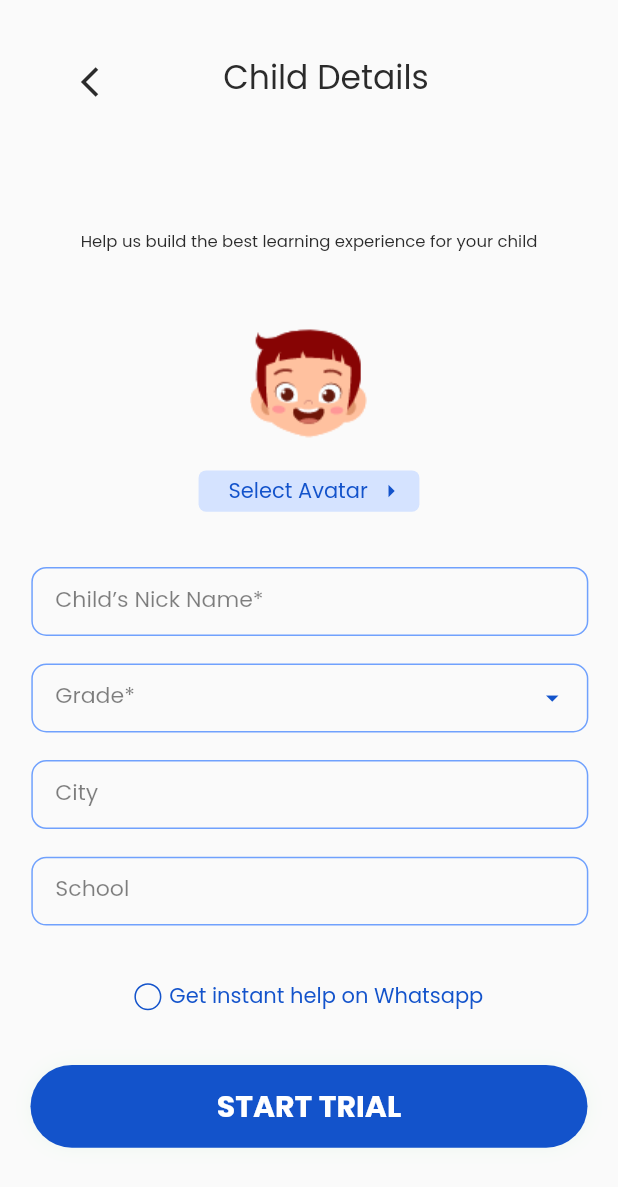
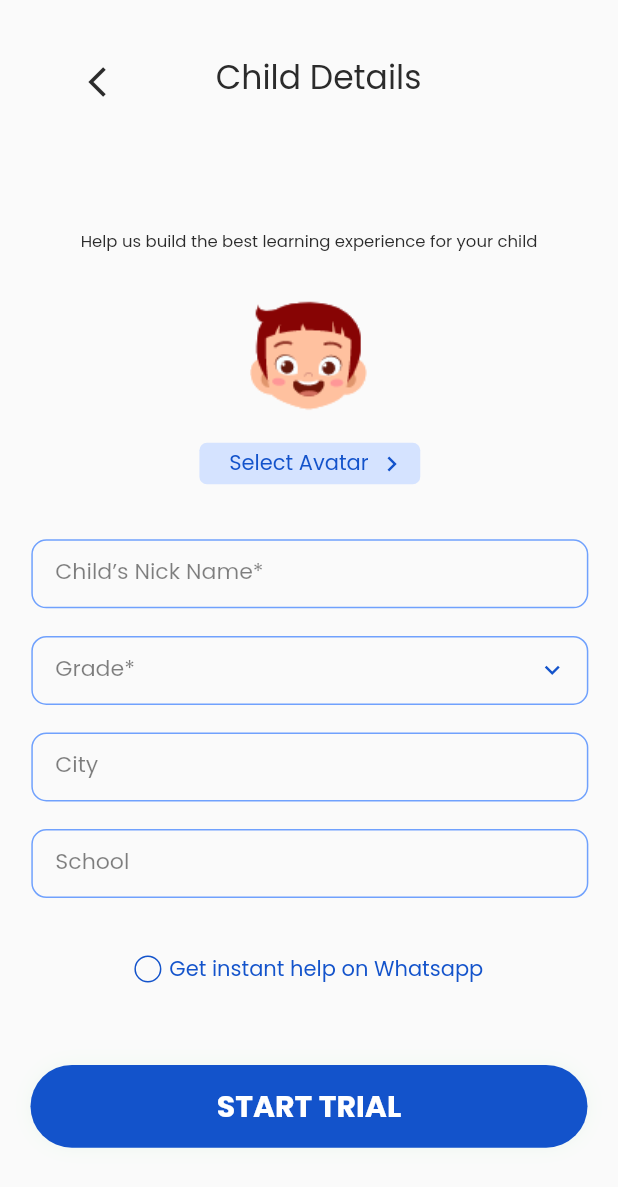
Before and after one commit to MMRoopa/avatar_dialog, a Flutter app: the screen it shows after launch, after a tap on "Child Details", on a phone screen of 412 x 824 dp. Shown: the top 1187 px of the screen. Run offline on Flutter 3.47's test engine with Material 2 defaults, Android fonts, the phone set to English and light mode, and no system bars; drawn by our look-alikes of auto_size_text; our stand-ins replace flutter_screenutil, scroll_to_index; statements that could not run were skipped.

Commit message:
added ListView and extracted each container as methods in childDetails

```diff
--- a/lib/childDetails/child_details.dart
+++ b/lib/childDetails/child_details.dart
@@ -21,64 +21,39 @@ class _ChildDetailsState extends State<ChildDetails> {
   String langResult = '';
   @override
   Widget build(BuildContext context) {
-    ScreenUtil.init(
-        BoxConstraints(
-            maxWidth: MediaQuery.of(context).size.width,
-            maxHeight: MediaQuery.of(context).size.height),
-        designSize: const Size(375, 896),
-        context: context,
-        minTextAdapt: true,
-        splitScreenMode: true,
-        orientation: Orientation.portrait);
     return Scaffold(
       body: Column(
         crossAxisAlignment: CrossAxisAlignment.center,
         mainAxisAlignment: MainAxisAlignment.center,
         children: <Widget>[
-          Container(
-            height: 36.h,
-            width: 375.w,
-            alignment: Alignment.center,
-            margin: EdgeInsets.only(top: 38.h, bottom: 92.h),
-            child: Row(
-              mainAxisAlignment: MainAxisAlignment.center,
-              crossAxisAlignment: CrossAxisAlignment.center,
-              children: <Widget>[
-                Padding(
-                  padding: EdgeInsets.only(left: 23.w),
-                  child: IconButton(
-                    onPressed: () {
-                      Navigator.pop(context);
-                    },
-                    icon: const Icon(
-                      Icons.arrow_back_ios_outlined,
-                      color: Color(0xFF2B2B2B),
-                    ),
-                    iconSize: 24.0,
-                  ),
-                ),
-                Padding(
-                  padding: EdgeInsets.only(left: 59.w, right: 105.w),
-                  child: const AutoSizeText(
-                    "Child Details",
-                    style: TextStyle(
-                      color: Color(0xFF2B2B2B),
-                      fontSize: 26.0,
-                      fontWeight: FontWeight.w500,
-                      fontFamily: 'Poppins',
-                    ),
-                    minFontSize: 16.0, //with 18.0 overflowing in Nexus One
-                    textAlign: TextAlign.center,
-                    maxLines: 1,
-                  ),
-                ),
+          titleWidget(context),
+          pageText(),
+          Expanded(
+            child: ListView(
+              scrollDirection: Axis.vertical,
+              children: [
+                avatarImage(),
+                selectAvatar(context),
+                childName(),
+                childGrade(context),
+                childCity(),
+                childSchool(),
+                // childLanguage(context),
+                selectWhatsapp(),
               ],
             ),
           ),
-          Container(
+          startTrial(),
+        ],
+      ),
+    );
+  }
+
+  Container pageText() {
+    return Container(
       height: 38.h,
       width: 300.w,
-            margin: EdgeInsets.only(left: 38.w, right: 38.w, bottom: 20.h),
+      margin: EdgeInsets.only(left: 38.w, top: 92.h, right: 38.w),
       child: const AutoSizeText(
         'Help us build the best learning experience for your child',
         style: TextStyle(
@@ -91,220 +66,47 @@ class _ChildDetailsState extends State<ChildDetails> {
         textAlign: TextAlign.center,
         maxLines: 2,
       ),
-          ),
-          Expanded(
-            child: SingleChildScrollView(
-              child: Column(
-                crossAxisAlignment: CrossAxisAlignment.center,
-                children: [
-                  Container(
-                    height: 108.h,
-                    width: 108.w,
+    );
+  }
+
+  Container startTrial() {
+    return Container(
+      height: 60.h,
+      width: 338.w,
+      margin: EdgeInsets.only(bottom: 64.h),
       decoration: const BoxDecoration(
-                      shape: BoxShape.circle,
-                    ),
-                    margin: EdgeInsets.only(bottom: 9.h),
-                    child: Image.asset(
-                      'assets/images/group_30368.png',
-                      height: 82.h,
-                      width: 88.w,
-                      //  fit: BoxFit.fill,
-                      alignment: Alignment.center,
-                    ),
-                  ),
-                  Container(
-                    height: 30.h,
-                    width: 134.w,
-                    margin: EdgeInsets.only(bottom: 40.h),
-                    alignment: Alignment.center,
-                    decoration: const BoxDecoration(
-                      color: Color(0xFFD5E3FF),
-                      borderRadius: BorderRadius.all(
-                        Radius.circular(5.0),
-                      ),
+        color: Color(0xFF1353CB),
+        borderRadius: BorderRadius.all(Radius.circular(50.0)),
+        boxShadow: [
+          BoxShadow(
+            color: Color(0x1568E580),
+            blurRadius: 10.0,
+          )
+        ],
       ),
       child: GestureDetector(
-                      onTap: () {
-                        showDialog(
-                          context: context,
-                          builder: (context) => const AvatarDialog(),
-                        );
-                      },
-                      child: Row(
-                        mainAxisAlignment: MainAxisAlignment.center,
-                        children: [
-                          Padding(
-                            padding: EdgeInsets.only(left: 10.w, right: 5.w),
+        onTap: () {},
+        child: Container(
+          alignment: Alignment.center,
           child: const AutoSizeText(
-                              'Select Avatar',
+            'START TRIAL',
             style: TextStyle(
-                                fontSize: 14.0,
-                                color: Color(0xFF1353CB),
-                                fontWeight: FontWeight.w500,
+              fontSize: 20.0,
+              color: Colors.white,
+              fontWeight: FontWeight.bold,
               fontFamily: 'Poppins',
             ),
-                              minFontSize: 6.0,
+            minFontSize: 12.0,
             textAlign: TextAlign.center,
             maxLines: 1,
           ),
         ),
-                          const SizedBox(
-                            child: Icon(
-                              Icons.arrow_right_sharp,
-                              color: Color(0xFF1353CB),
-                              size: 20.0,
       ),
-                          ),
-                        ],
-                      ),
-                    ),
-                  ),
-                  Container(
-                    height: 50.h,
-                    width: 338.w,
-                    margin:
-                        EdgeInsets.only(left: 19.w, right: 18.w, bottom: 20.h),
-                    child: TextField(
-                      decoration: kTextFieldDecoration.copyWith(
-                        labelText: 'Child’s Nick Name*',
-                        labelStyle: TextStyle(
-                          color: Colors.black.withOpacity(0.5),
-                          fontSize: 16.sp,
-                          fontFamily: 'Poppins',
-                        ),
-                      ),
-                      style: TextStyle(
-                        color: Colors.black,
-                        fontSize: 16.sp,
-                        fontFamily: 'Poppins',
-                      ),
-                    ),
-                  ),
-                  Container(
-                    height: 50.h,
-                    width: 338.w,
-                    margin:
-                        EdgeInsets.only(left: 19.w, right: 18.w, bottom: 20.h),
-                    child: TextField(
-                      readOnly: true,
-                      controller: gradeController,
-                      decoration: kTextFieldDecoration.copyWith(
-                        labelText: 'Grade*',
-                        suffixIcon: const Icon(
-                          Icons.arrow_drop_down_sharp,
-                          color: Color(0xFF1353CB),
-                          size: 20.0,
-                        ),
-                        labelStyle: TextStyle(
-                          color: Colors.black.withOpacity(0.5),
-                          fontSize: 16.sp,
-                          fontFamily: 'Poppins',
-                        ),
-                      ),
-                      style: TextStyle(
-                        color: Colors.black,
-                        fontSize: 16.sp,
-                        fontFamily: 'Poppins',
-                      ),
-                      onTap: () {
-                        showDialog(
-                          context: context,
-                          builder: (context) => const GradeDialog(),
-                        ).then((val) {
-                          setState(() {
-                            gradeController.text = val;
-                          });
-                        });
-                      },
-                    ),
-                  ),
-                  Container(
-                    height: 50.h,
-                    width: 338.w,
-                    margin:
-                        EdgeInsets.only(left: 19.w, right: 18.w, bottom: 20.h),
-                    child: TextField(
-                      decoration: kTextFieldDecoration.copyWith(
-                        labelText: 'City',
-                        labelStyle: TextStyle(
-                          color: Colors.black.withOpacity(0.5),
-                          fontSize: 16.sp,
-                          fontFamily: 'Poppins',
-                        ),
-                      ),
-                      style: TextStyle(
-                        color: Colors.black,
-                        fontSize: 16.sp,
-                        fontFamily: 'Poppins',
-                      ),
-                    ),
-                  ),
-                  Container(
-                    height: 50.h,
-                    width: 338.w,
-                    margin:
-                        EdgeInsets.only(left: 19.w, right: 18.w, bottom: 40.h),
-                    child: TextField(
-                      decoration: kTextFieldDecoration.copyWith(
-                        labelText: 'School',
-                        labelStyle: TextStyle(
-                          color: Colors.black.withOpacity(0.5),
-                          fontSize: 16.sp,
-                          fontFamily: 'Poppins',
-                        ),
-                      ),
-                      style: TextStyle(
-                        color: Colors.black,
-                        fontSize: 16.sp,
-                        fontFamily: 'Poppins',
-                      ),
-                    ),
-                  ),
-                  Visibility(
-                    visible: false,
-                    child: Container(
-                      margin: EdgeInsets.only(
-                          left: 19.w, right: 18.w, bottom: 40.h),
-                      child: TextField(
-                        readOnly: true,
-                        controller: langController,
-                        decoration: kTextFieldDecoration.copyWith(
-                          labelText: 'Language',
-                          suffixIcon: const Icon(
-                            Icons.keyboard_arrow_down,
-                            color: Color(0xFF1353CB),
-                            size: 20.0,
-                          ),
-                          labelStyle: TextStyle(
-                            color: Colors.black.withOpacity(0.5),
-                            fontSize: 16.sp,
-                            fontFamily: 'Poppins',
-                          ),
-                        ),
-                        style: TextStyle(
-                          color: Colors.black,
-                          fontSize: 16.sp,
-                          fontFamily: 'Poppins',
-                        ),
-                        onTap: () {
-                          showDialog(
-                            context: context,
-                            builder: (context) {
-                              return const LangDialog();
-                            },
-                          ).then((val) {
-                            setState(() {
-                              langController.text = val;
-                            });
-                          });
-                        },
-                        onChanged: (value) {
-                          value = langResult;
-                        },
-                      ),
-                    ),
-                  ),
-                  Container(
+    );
+  }
+
+  Container selectWhatsapp() {
+    return Container(
       height: 23.h,
       width: 256.w,
       margin: EdgeInsets.only(bottom: 37.h),
@@ -355,42 +157,263 @@ class _ChildDetailsState extends State<ChildDetails> {
           ],
         ),
       ),
+    );
+  }
+
+  Container childLanguage(BuildContext context) {
+    return Container(
+      margin: EdgeInsets.only(left: 19.w, right: 18.w, bottom: 40.h),
+      child: TextField(
+        readOnly: true,
+        controller: langController,
+        decoration: kTextFieldDecoration.copyWith(
+          labelText: 'Language',
+          suffixIcon: const Icon(
+            Icons.keyboard_arrow_down,
+            color: Color(0xFF1353CB),
+            size: 20.0,
+          ),
+          labelStyle: TextStyle(
+            color: Colors.black.withOpacity(0.5),
+            fontSize: 16.sp,
+            fontFamily: 'Poppins',
+          ),
+        ),
+        style: TextStyle(
+          color: Colors.black,
+          fontSize: 16.sp,
+          fontFamily: 'Poppins',
+        ),
+        onTap: () {
+          showDialog(
+            context: context,
+            builder: (context) {
+              return const LangDialog();
+            },
+          ).then((val) {
+            setState(() {
+              langController.text = val;
+            });
+          });
+        },
+        onChanged: (value) {
+          value = langResult;
+        },
+      ),
+    );
+  }
+
+  Container childSchool() {
+    return Container(
+      height: 50.h,
+      width: 338.w,
+      margin: EdgeInsets.only(left: 19.w, right: 18.w, bottom: 40.h),
+      child: TextField(
+        decoration: kTextFieldDecoration.copyWith(
+          labelText: 'School',
+          labelStyle: TextStyle(
+            color: Colors.black.withOpacity(0.5),
+            fontSize: 16.sp,
+            fontFamily: 'Poppins',
+          ),
+        ),
+        style: TextStyle(
+          color: Colors.black,
+          fontSize: 16.sp,
+          fontFamily: 'Poppins',
+        ),
+      ),
+    );
+  }
+
+  Container childCity() {
+    return Container(
+      height: 50.h,
+      width: 338.w,
+      margin: EdgeInsets.only(left: 19.w, right: 18.w, bottom: 20.h),
+      child: TextField(
+        decoration: kTextFieldDecoration.copyWith(
+          labelText: 'City',
+          labelStyle: TextStyle(
+            color: Colors.black.withOpacity(0.5),
+            fontSize: 16.sp,
+            fontFamily: 'Poppins',
+          ),
+        ),
+        style: TextStyle(
+          color: Colors.black,
+          fontSize: 16.sp,
+          fontFamily: 'Poppins',
+        ),
+      ),
+    );
+  }
+
+  Container childGrade(BuildContext context) {
+    return Container(
+      height: 50.h,
+      width: 338.w,
+      margin: EdgeInsets.only(left: 19.w, right: 18.w, bottom: 20.h),
+      child: TextField(
+        readOnly: true,
+        controller: gradeController,
+        decoration: kTextFieldDecoration.copyWith(
+          labelText: 'Grade*',
+          suffixIcon: const Icon(
+            Icons.keyboard_arrow_down_sharp,
+            color: Color(0xFF1353CB),
+            size: 20.0,
+          ),
+          labelStyle: TextStyle(
+            color: Colors.black.withOpacity(0.5),
+            fontSize: 16.sp,
+            fontFamily: 'Poppins',
+          ),
+        ),
+        style: TextStyle(
+          color: Colors.black,
+          fontSize: 16.sp,
+          fontFamily: 'Poppins',
+        ),
+        onTap: () {
+          showDialog(
+            context: context,
+            builder: (context) => const GradeDialog(),
+          ).then((val) {
+            setState(() {
+              gradeController.text = val;
+            });
+          });
+        },
+      ),
+    );
+  }
+
+  Container childName() {
+    return Container(
+      height: 50.h,
+      width: 338.w,
+      margin: EdgeInsets.only(left: 19.w, right: 18.w, bottom: 20.h),
+      child: TextField(
+        decoration: kTextFieldDecoration.copyWith(
+          labelText: 'Child’s Nick Name*',
+          labelStyle: TextStyle(
+            color: Colors.black.withOpacity(0.5),
+            fontSize: 16.sp,
+            fontFamily: 'Poppins',
+          ),
+        ),
+        style: TextStyle(
+          color: Colors.black,
+          fontSize: 16.sp,
+          fontFamily: 'Poppins',
+        ),
+      ),
+    );
+  }
+
+  Container selectAvatar(BuildContext context) {
+    return Container(
+      height: 30.h,
+      width: 134.w,
+      margin: EdgeInsets.only(left: 121.w, bottom: 40.h, right: 120.w),
+      alignment: Alignment.center,
+      decoration: const BoxDecoration(
+        color: Color(0xFFD5E3FF),
+        borderRadius: BorderRadius.all(
+          Radius.circular(5.0),
+        ),
+      ),
+      child: GestureDetector(
+        onTap: () {
+          showDialog(
+            context: context,
+            builder: (context) => const AvatarDialog(),
+          );
+        },
+        child: Row(
+          mainAxisAlignment: MainAxisAlignment.center,
+          children: [
+            Padding(
+              padding: EdgeInsets.only(left: 10.w, right: 5.w),
+              child: const AutoSizeText(
+                'Select Avatar',
+                style: TextStyle(
+                  fontSize: 14.0,
+                  color: Color(0xFF1353CB),
+                  fontWeight: FontWeight.w500,
+                  fontFamily: 'Poppins',
+                ),
+                minFontSize: 6.0,
+                textAlign: TextAlign.center,
+                maxLines: 1,
+              ),
+            ),
+            const SizedBox(
+              child: Icon(
+                Icons.keyboard_arrow_right_sharp,
+                color: Color(0xFF1353CB),
+                size: 20.0,
+              ),
             ),
           ],
         ),
       ),
+    );
+  }
+
+  Container avatarImage() {
+    return Container(
+      height: 108.h,
+      width: 108.w,
+      decoration: const BoxDecoration(
+        shape: BoxShape.circle,
       ),
-          Container(
-            height: 60.h,
-            width: 338.w,
-            margin: EdgeInsets.only(bottom: 64.h),
-            decoration: const BoxDecoration(
-              color: Color(0xFF1353CB),
-              borderRadius: BorderRadius.all(Radius.circular(50.0)),
-              boxShadow: [
-                BoxShadow(
-                  color: Color(0x1568E580),
-                  blurRadius: 10.0,
-                )
-              ],
+      margin: EdgeInsets.only(bottom: 9.h),
+      child: Image.asset(
+        'assets/images/group_30368.png',
+        height: 82.h,
+        width: 88.w,
+        //  fit: BoxFit.fill,
+        alignment: Alignment.center,
       ),
-            child: GestureDetector(
-              onTap: () {},
-              child: Container(
-                alignment: Alignment.center,
+    );
+  }
+
+  Container titleWidget(BuildContext context) {
+    return Container(
+      height: 36.h,
+      width: 375.w,
+      margin: EdgeInsets.only(top: 38.h),
+      child: Row(
+        mainAxisAlignment: MainAxisAlignment.center,
+        children: <Widget>[
+          Padding(
+            padding: EdgeInsets.only(left: 23.w),
+            child: IconButton(
+              onPressed: () {
+                Navigator.pop(context);
+              },
+              icon: const Icon(
+                Icons.arrow_back_ios_outlined,
+                color: Color(0xFF2B2B2B),
+              ),
+              iconSize: 24.0,
+            ),
+          ),
+          Padding(
+            padding: EdgeInsets.only(left: 50.w, right: 105.w),
             child: const AutoSizeText(
-                  'START TRIAL',
+              "Child Details",
               style: TextStyle(
-                    fontSize: 20.0,
-                    color: Colors.white,
-                    fontWeight: FontWeight.bold,
+                color: Color(0xFF2B2B2B),
+                fontSize: 26.0,
+                fontWeight: FontWeight.w500,
                 fontFamily: 'Poppins',
               ),
-                  minFontSize: 12.0,
+              minFontSize: 16.0, //with 18.0 overflowing in Nexus One
               textAlign: TextAlign.center,
               maxLines: 1,
-                ),
-              ),
             ),
           ),
         ],
--- a/lib/childDetails/constants.dart
+++ b/lib/childDetails/constants.dart
@@ -14,5 +14,10 @@ const kTextFieldDecoration = InputDecoration(
       Radius.circular(10.0),
     ),
   ),
+  floatingLabelStyle: TextStyle(
+    color: Colors.black,
+    fontSize: 12.0,
+    fontFamily: 'Poppins',
+  ),
   labelText: 'Child’s Nick Name*',
 );
--- a/lib/main.dart
+++ b/lib/main.dart
@@ -1,5 +1,6 @@
 import 'package:avatar_dialog/childDetails/child_details.dart';
 import 'package:flutter/material.dart';
+import 'package:flutter_screenutil/flutter_screenutil.dart';
 
 import 'avatarDialog/avatar_dialog.dart';
 import 'coinDialog/coin_dialog.dart';
@@ -16,11 +17,21 @@ class MyApp extends StatelessWidget {
   static const String _title = 'Flutter Code Sample';
   @override
   Widget build(BuildContext context) {
-    return MaterialApp(
+    return ScreenUtilInit(
+      designSize: const Size(375, 896),
+      minTextAdapt: true,
+      splitScreenMode: true,
+      builder: () => MaterialApp(
         title: _title,
-      home: Scaffold(
-        appBar: AppBar(title: const Text(_title)),
-        body: const HomePage(),
+        builder: (context, widget) {
+          ScreenUtil.setContext(context);
+          return MediaQuery(
+            //Setting font does not change with system font size
+            data: MediaQuery.of(context).copyWith(textScaleFactor: 1.0),
+            child: widget!,
+          );
+        },
+        home: const HomePage(),
       ),
     );
   }
@@ -31,7 +42,8 @@ class HomePage extends StatelessWidget {
 
   @override
   Widget build(BuildContext context) {
-    return Center(
+    return Scaffold(
+      body: Center(
         child: Column(
           mainAxisSize: MainAxisSize.min,
           children: <Widget>[
@@ -128,6 +140,7 @@ class HomePage extends StatelessWidget {
             ),
           ],
         ),
+      ),
     );
   }
 }
```
Lines whose indentation alone changed are shown as unchanged.
